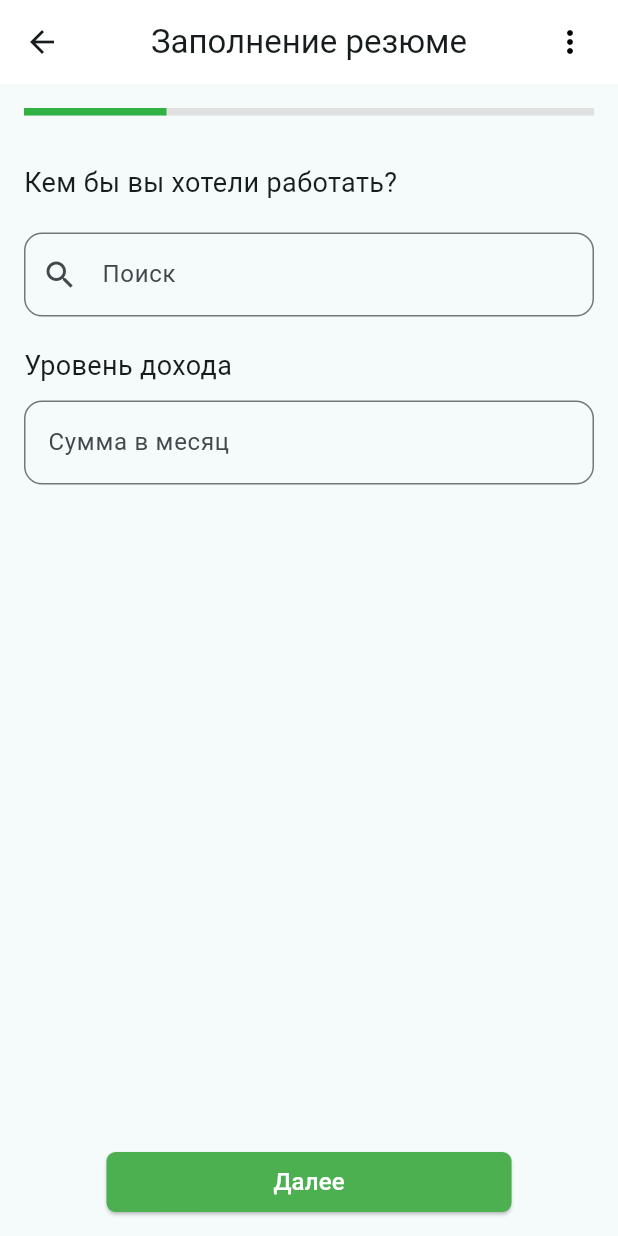
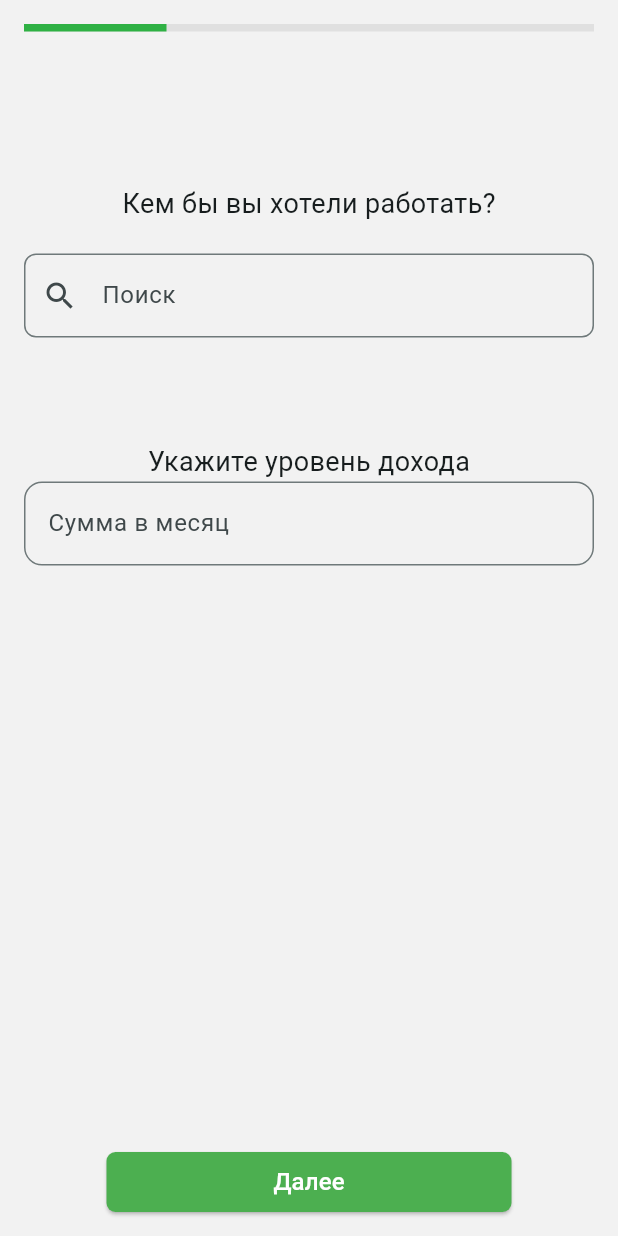
Before and after one commit to vanbyte02/JobEase, a Flutter app: the CreateVacancy screen opened directly, on a phone screen of 412 x 824 dp. Run offline on Flutter 3.47's test engine with Material 3 defaults, Android fonts, the phone set to English and light mode, and no system bars.

Commit message:
14.10.24

```diff
--- a/lib/Employee/CreateVacancy.dart
+++ b/lib/Employee/CreateVacancy.dart
@@ -29,22 +29,11 @@ class _CreateVacancyState extends State<CreateVacancy> {
   @override
   Widget build(BuildContext context) {
     return Scaffold(
-      appBar: AppBar(
-        title: const Text("Заполнение резюме"),
-        backgroundColor: Colors.white,
-        centerTitle: true,
-        elevation: 0,
-        actions: [
-          Padding(
-            padding: const EdgeInsets.only(right: 20.0),
-            child: Icon(Icons.more_vert, color: Colors.black),
-          ),
-        ],
-      ),
+      backgroundColor: const Color.fromARGB(255, 242, 242, 242),
       body: Column(
         children: [
           Padding(
-            padding: const EdgeInsets.all(16.0),
+            padding: const EdgeInsets.all(16),
             child: LinearProgressIndicator(
               value: _getProgress(),
               backgroundColor: Colors.grey[300],
@@ -53,8 +42,6 @@ class _CreateVacancyState extends State<CreateVacancy> {
             ),
           ),
 
-
-
           //1
           Expanded(
             child: PageView(
@@ -62,30 +49,37 @@ class _CreateVacancyState extends State<CreateVacancy> {
               physics: const NeverScrollableScrollPhysics(),
               children: [
                 Padding(
-                  padding: const EdgeInsets.all(16.0),
+                  padding: const EdgeInsets.all(16),
                   child: Column(
                     crossAxisAlignment: CrossAxisAlignment.start,
                     children: [
-                      const Text(
+                      const SizedBox(height: 70),
+                      Center(
+                        child: Text(
                         "Кем бы вы хотели работать?",
                         style: TextStyle(fontSize: 18),
+                        ),
                       ),
                       const SizedBox(height: 20),
                       TextField(
                         decoration: InputDecoration(
                           hintText: 'Поиск',
-                          prefixIcon: Icon(Icons.search),
+                          prefixIcon: const Icon(
+                            Icons.search
+                            ),
                           border: OutlineInputBorder(
-                            borderRadius: BorderRadius.circular(12),
+                            borderRadius: BorderRadius.circular(8),
                           ),
                         ),
                       ),
-                      const SizedBox(height: 20),
-                      const Text(
-                        "Уровень дохода",
+                      const SizedBox(height: 70),
+                      Center(
+                        child: Text(
+                        "Укажите уровень дохода",
                         style: TextStyle(fontSize: 18),
+                        ),
                       ),
-                      const SizedBox(height: 10),
+                      const SizedBox(height: 0),
                       TextField(
                         decoration: InputDecoration(
                           hintText: 'Сумма в месяц',
@@ -99,17 +93,17 @@ class _CreateVacancyState extends State<CreateVacancy> {
                   ),
                 ),
 
-
-
                 //2
                 Padding(
                   padding: const EdgeInsets.all(16.0),
                   child: Column(
                     crossAxisAlignment: CrossAxisAlignment.start,
                     children: [
-                      const Text(
+                      Center(
+                        child: Text(
                         "Основная информация о вас",
                         style: TextStyle(fontSize: 18),
+                        ),
                       ),
                       const SizedBox(height: 20),
                       TextField(
@@ -179,23 +173,21 @@ class _CreateVacancyState extends State<CreateVacancy> {
                   ),
                 ),
 
-
-
-
-
                 //3
-                Padding(
-                  padding: const EdgeInsets.all(16.0),
+                const Padding(
+                  padding:  EdgeInsets.all(16.0),
                   child: Column(
                     crossAxisAlignment: CrossAxisAlignment.start,
                     children: [
-                      const Text(
+                      Center(
+                        child: Text(
                         "Уровень вашего образования",
                         style: TextStyle(fontSize: 18),
+                        ),
                       ),
-                      const SizedBox(height: 20),
+                       SizedBox(height: 20),
                       Column(
-                        children: const [
+                        children:  [
                           ListTile(
                             title: Text('Среднее'),
                             leading: Radio(value: 'Среднее', groupValue: 'Образование', onChanged: null),
```
